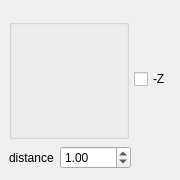
The window that drishti/directionvectorwidget.ui (nci/drishti) describes before a commit, drawn with Qt 5.
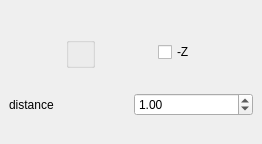
The same window after the commit.

```diff
--- a/drishti/directionvectorwidget.ui
+++ b/drishti/directionvectorwidget.ui
@@ -1,21 +1,15 @@
 <ui version="4.0" >
  <class>DirectionVectorWidget</class>
- <widget class="QWidget" name="DirectionVectorWidget" >
-  <property name="geometry" >
+ <widget class="QWidget" name="DirectionVectorWidget">
+  <property name="geometry">
    <rect>
     <x>0</x>
     <y>0</y>
-    <width>180</width>
-    <height>180</height>
+    <width>262</width>
+    <height>144</height>
    </rect>
   </property>
-  <property name="minimumSize" >
-   <size>
-    <width>180</width>
-    <height>180</height>
-   </size>
-  </property>
-  <property name="windowTitle" >
+  <property name="windowTitle">
    <string>Form</string>
   </property>
   <layout class="QVBoxLayout" >
@@ -50,13 +44,7 @@
          <verstretch>0</verstretch>
         </sizepolicy>
        </property>
-       <property name="minimumSize" >
-        <size>
-         <width>120</width>
-         <height>120</height>
-        </size>
-       </property>
-       <property name="title" >
+       <property name="title">
         <string/>
        </property>
        <property name="alignment" >
@@ -68,8 +56,14 @@
       </widget>
      </item>
      <item>
-      <widget class="QCheckBox" name="reverse" >
-       <property name="text" >
+      <widget class="QCheckBox" name="reverse">
+       <property name="sizePolicy">
+        <sizepolicy hsizetype="Fixed" vsizetype="Fixed">
+         <horstretch>0</horstretch>
+         <verstretch>0</verstretch>
+        </sizepolicy>
+       </property>
+       <property name="text">
         <string>-Z</string>
        </property>
       </widget>
@@ -98,19 +92,6 @@
        </property>
       </widget>
      </item>
-     <item>
-      <spacer>
-       <property name="orientation" >
-        <enum>Qt::Horizontal</enum>
-       </property>
-       <property name="sizeHint" >
-        <size>
-         <width>40</width>
-         <height>20</height>
-        </size>
-       </property>
-      </spacer>
-     </item>
     </layout>
    </item>
   </layout>
```
Left out of the diff: 45 changed lines with no effect on the pictures.
